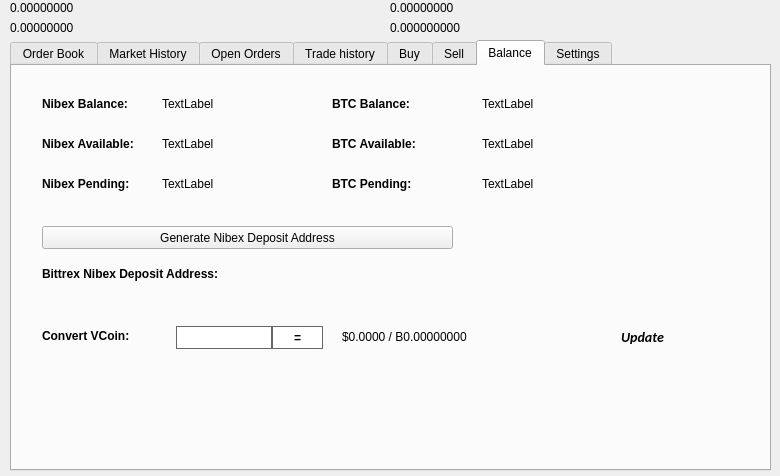
This is src/qt/forms/tradingdialog.ui in eboot/Zix as Qt 5 draws it before an edit. The edited form follows.
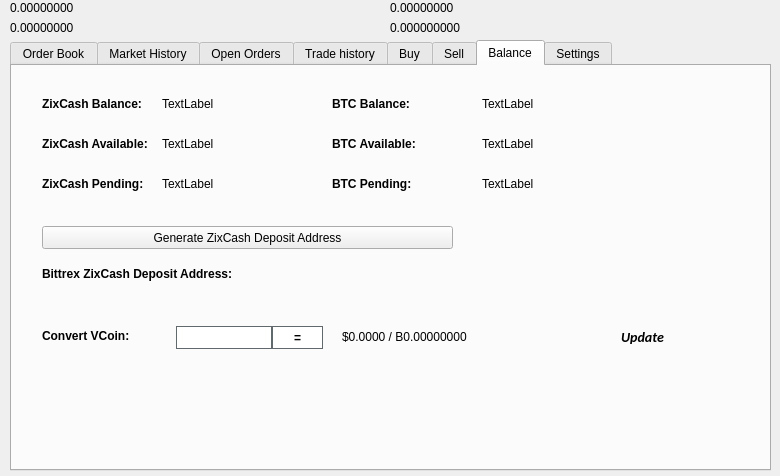
This is the edited form. The open tabs and pages were chosen to show the change. Icons and pictures are not drawn.

```diff
--- a/src/qt/forms/tradingdialog.ui
+++ b/src/qt/forms/tradingdialog.ui
@@ -2762,7 +2762,7 @@
       </font>
      </property>
      <property name="text">
-      <string>Nibex Balance:</string>
+      <string>ZixCash Balance:</string>
      </property>
     </widget>
     <widget class="QLabel" name="label_12">
@@ -2813,7 +2813,7 @@
       </font>
      </property>
      <property name="text">
-      <string>Nibex Available:</string>
+      <string>ZixCash Available:</string>
      </property>
     </widget>
     <widget class="QLabel" name="label_14">
@@ -2832,7 +2832,7 @@
       </font>
      </property>
      <property name="text">
-      <string>Nibex Pending:</string>
+      <string>ZixCash Pending:</string>
      </property>
     </widget>
     <widget class="QLabel" name="NibexPendingLabel">
@@ -2928,7 +2928,7 @@
       </font>
      </property>
      <property name="text">
-      <string>Bittrex Nibex Deposit Address:</string>
+      <string>Bittrex ZixCash Deposit Address:</string>
      </property>
     </widget>
     <widget class="QPushButton" name="GenDepositBTN">
@@ -2941,7 +2941,7 @@
       </rect>
      </property>
      <property name="text">
-      <string>Generate Nibex Deposit Address</string>
+      <string>Generate ZixCash Deposit Address</string>
      </property>
      <property name="icon">
       <iconset resource="../nibex.qrc">
```
Left out of the diff: 46 changed lines with no effect on the pictures.
